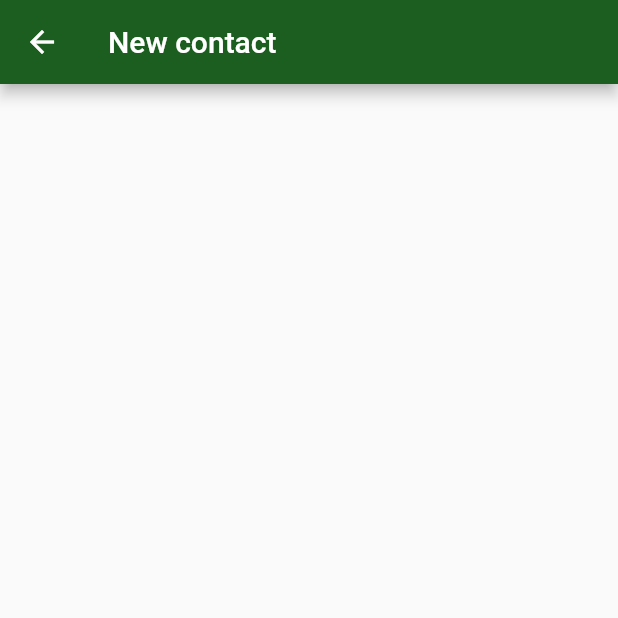
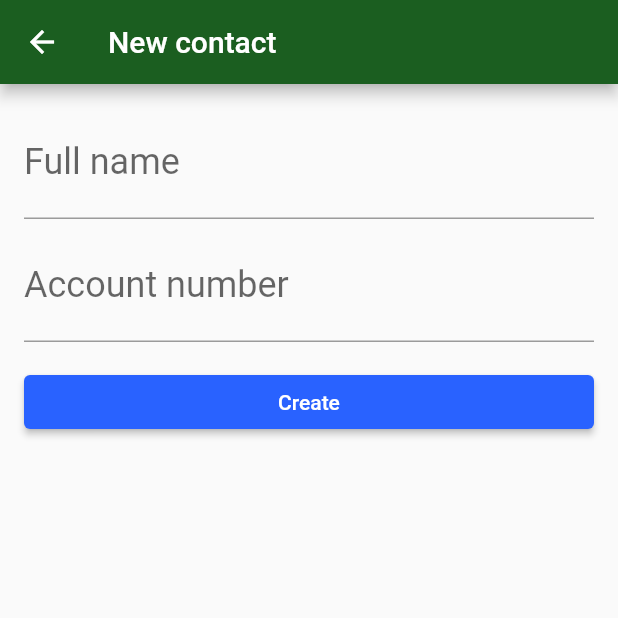
Before and after one commit to MatheusMassula/flutter_local_db, a Flutter app: the ContactForm screen opened directly, on a phone screen of 412 x 824 dp, the top half of it. Run offline on Flutter 3.47's test engine with Material 2 defaults, Android fonts, the phone set to English and light mode, and no system bars.

Commit message:
creating contact form

```diff
--- a/lib/pages/contact_form.dart
+++ b/lib/pages/contact_form.dart
@@ -3,10 +3,50 @@ import 'package:flutter/material.dart';
 class ContactForm extends StatelessWidget {
   @override
   Widget build(BuildContext context) {
+
     return Scaffold(
       appBar: AppBar(
         title: Text('New contact'),
       ),
+      body: Padding(
+        padding: const EdgeInsets.all(16.0),
+        child: Column(
+          children: <Widget>[
+            TextField(
+              decoration: InputDecoration(
+                labelText: 'Full name',
+                hintText: 'Type the contact name here'
+              ),
+              style: TextStyle(
+                fontSize: 24
+              ),
+            ),
+            Padding(
+              padding: const EdgeInsets.only(top: 8.0),
+              child: TextField(
+                decoration: InputDecoration(
+                  labelText: 'Account number',
+                  hintText: '000000-0'
+                ),
+                style: TextStyle(
+                  fontSize: 24
+                ),
+                keyboardType: TextInputType.number,
+              ),
+            ),
+            Padding(
+              padding: const EdgeInsets.only(top: 16.0),
+              child: SizedBox(
+                width: double.infinity,
+                child: RaisedButton(
+                  onPressed: () {},
+                  child: Text('Create'),
+                ),
+              ),
+            )
+          ],
+        ),
+      ),
     );
   }
 }
--- /dev/null
+++ b/lib/pages/widgets/contact_tile.dart
@@ -0,0 +1,27 @@
+import 'package:flutter/material.dart';
+
+class ContactTile extends StatelessWidget {
+  final String name;
+  final int account;
+
+  ContactTile({
+    @required this.name,
+    @required this.account,
+  });
+
+  @override
+  Widget build(BuildContext context) {
+    return Card(
+      child: ListTile(
+        title: Text(
+          '$name',
+          style: TextStyle(fontSize: 24),
+        ),
+        subtitle: Text(
+          '$account',
+          style: TextStyle(fontSize: 16),
+        ),
+      ),
+    );
+  }
+}
```
Also changed, not shown: lib/pages/contacts_list.dart (+8 -13 lines).
